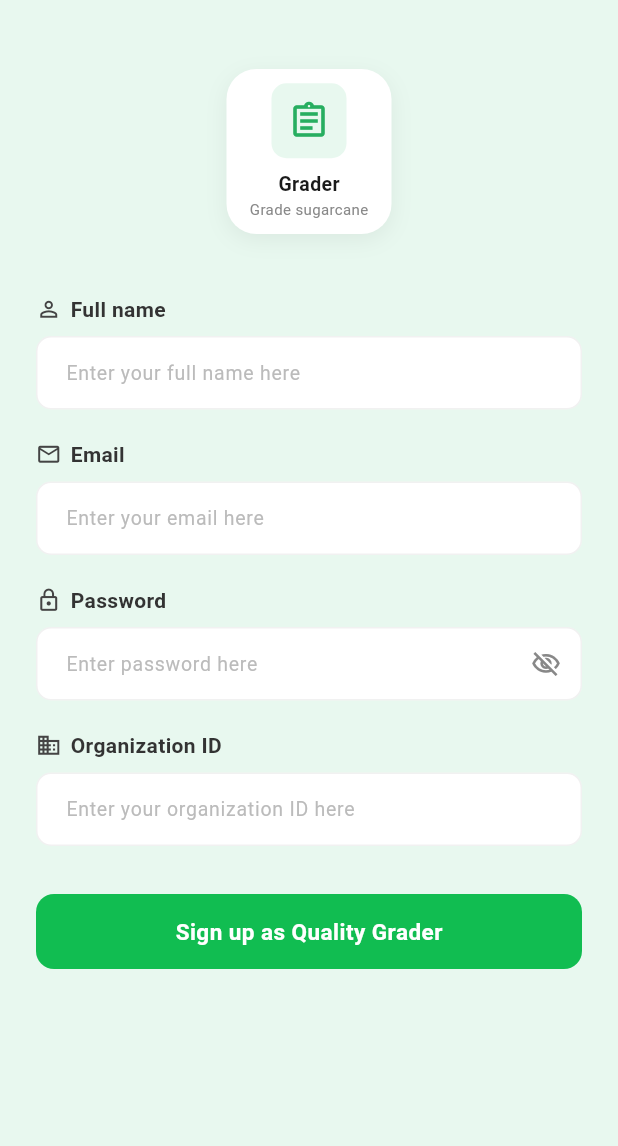
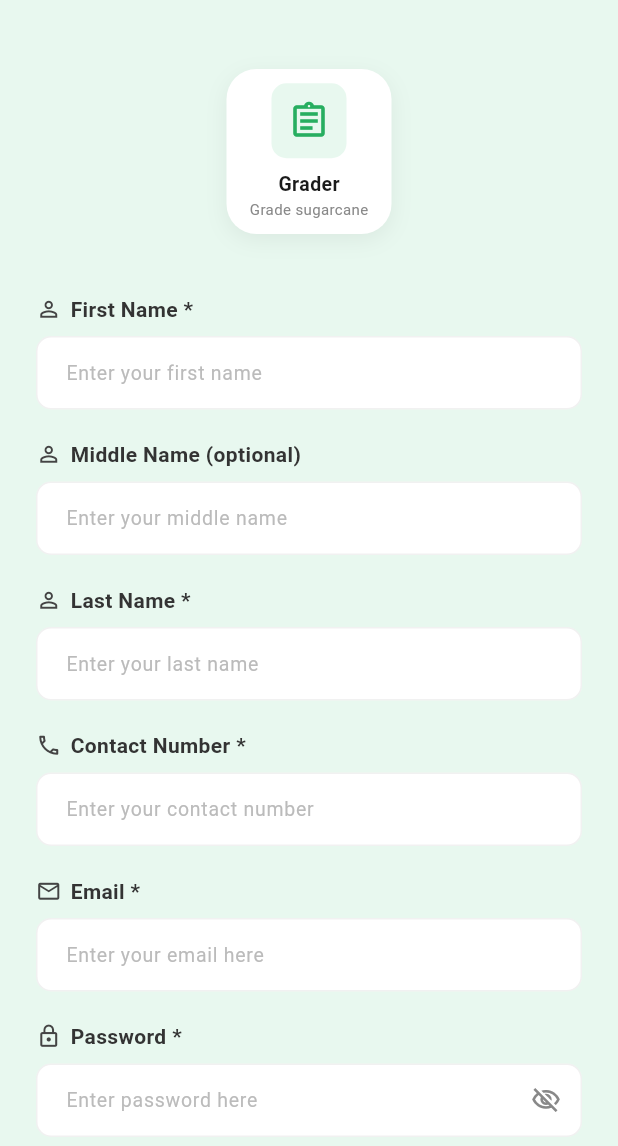
Before and after one commit to Angeloooww/CaneVision, a Flutter app: the SignupPage screen opened directly, on a phone screen of 412 x 824 dp, the part 90-1236 px from its top. Run offline on Flutter 3.47's test engine with Material 3 defaults, Android fonts, the phone set to English and light mode, and no system bars; our stand-ins replace cloud_firestore, firebase_auth, firebase_core, firebase_storage, image_picker; accounts and stored records are empty.

Commit message:
normalized data?

```diff
--- a/lib/login/signup_page.dart
+++ b/lib/login/signup_page.dart
@@ -10,12 +10,16 @@ class SignupPage extends StatefulWidget {
 }
 
 class _SignupPageState extends State<SignupPage> {
-  final TextEditingController _fullNameController = TextEditingController();
+  final TextEditingController _firstNameController = TextEditingController();
+  final TextEditingController _middleNameController = TextEditingController();
+  final TextEditingController _lastNameController = TextEditingController();
   final TextEditingController _emailController = TextEditingController();
   final TextEditingController _passwordController = TextEditingController();
-  final TextEditingController _orgIdController = TextEditingController();
+  final TextEditingController _confirmPasswordController = TextEditingController();
+  final TextEditingController _contactNumberController = TextEditingController();
 
   bool _obscurePassword = true;
+  bool _obscureConfirmPassword = true;
   bool _isLoading = false;
 
   final FirebaseAuth _auth = FirebaseAuth.instance;
@@ -23,20 +27,39 @@ class _SignupPageState extends State<SignupPage> {
 
   @override
   void dispose() {
-    _fullNameController.dispose();
+    _firstNameController.dispose();
+    _middleNameController.dispose();
+    _lastNameController.dispose();
     _emailController.dispose();
     _passwordController.dispose();
-    _orgIdController.dispose();
+    _confirmPasswordController.dispose();
+    _contactNumberController.dispose();
     super.dispose();
   }
 
   // ── SIGN UP LOGIC ─────────────────────────────────────────────
   Future<void> _handleSignUp() async {
-    if (_fullNameController.text.trim().isEmpty ||
-        _emailController.text.trim().isEmpty ||
-        _passwordController.text.trim().isEmpty ||
-        _orgIdController.text.trim().isEmpty) {
-      _showError('Please fill in all fields.');
+    final firstName = _firstNameController.text.trim();
+    final middleName = _middleNameController.text.trim();
+    final lastName = _lastNameController.text.trim();
+    final email = _emailController.text.trim();
+    final password = _passwordController.text.trim();
+    final confirmPassword = _confirmPasswordController.text.trim();
+
+    if (firstName.isEmpty || lastName.isEmpty ||
+        email.isEmpty || password.isEmpty || confirmPassword.isEmpty ||
+        _contactNumberController.text.trim().isEmpty) {
+      _showError('Please fill in all required fields.');
+      return;
+    }
+
+    if (password != confirmPassword) {
+      _showError('Passwords do not match.');
+      return;
+    }
+
+    if (password.length < 6) {
+      _showError('Password must be at least 6 characters.');
       return;
     }
 
@@ -46,25 +69,31 @@ class _SignupPageState extends State<SignupPage> {
       // Step 1: Create user in Firebase Auth
       final UserCredential userCredential =
           await _auth.createUserWithEmailAndPassword(
-        email: _emailController.text.trim(),
-        password: _passwordController.text.trim(),
+        email: email,
+        password: password,
       );
 
       final String uid = userCredential.user!.uid;
 
-      // Step 2: Save extra user details to Firestore
+      // Build full name: "First Middle Last" (middle is optional)
+      final String fullName = middleName.isNotEmpty
+          ? '$firstName $middleName $lastName'
+          : '$firstName $lastName';
+
+      // Step 2: Save user details to Firestore
       await _firestore.collection('users').doc(uid).set({
-        'fullName': _fullNameController.text.trim(),
-        'email': _emailController.text.trim(),
-        'organizationId': _orgIdController.text.trim(),
-        'role': 'Quality Grader',
+        'firstName': firstName,
+        'middleName': middleName,
+        'lastName': lastName,
+        'fullName': fullName,
+        'email': email,
+        'contactNumber': _contactNumberController.text.trim(),
+        'role': 'Grader',
         'createdAt': FieldValue.serverTimestamp(),
       });
 
       // Step 3: Update Firebase Auth display name
-      await userCredential.user!.updateDisplayName(
-        _fullNameController.text.trim(),
-      );
+      await userCredential.user!.updateDisplayName(fullName);
 
       // Step 4: Sign out — force the user to log in manually
       await _auth.signOut();
@@ -214,19 +243,52 @@ class _SignupPageState extends State<SignupPage> {
 
                     const SizedBox(height: 40),
 
-                    // Full Name
-                    _buildFieldLabel('Full name', Icons.person_outline),
+                    // First Name
+                    _buildFieldLabel('First Name *', Icons.person_outline),
                     const SizedBox(height: 8),
                     _buildTextField(
-                      controller: _fullNameController,
-                      hint: 'Enter your full name here',
+                      controller: _firstNameController,
+                      hint: 'Enter your first name',
                       keyboardType: TextInputType.name,
                     ),
 
                     const SizedBox(height: 20),
 
+                    // Middle Name
+                    _buildFieldLabel('Middle Name (optional)', Icons.person_outline),
+                    const SizedBox(height: 8),
+                    _buildTextField(
+                      controller: _middleNameController,
+                      hint: 'Enter your middle name',
+                      keyboardType: TextInputType.name,
+                    ),
+
+                    const SizedBox(height: 20),
+
+                    // Last Name
+                    _buildFieldLabel('Last Name *', Icons.person_outline),
+                    const SizedBox(height: 8),
+                    _buildTextField(
+                      controller: _lastNameController,
+                      hint: 'Enter your last name',
+                      keyboardType: TextInputType.name,
+                    ),
+
+                    const SizedBox(height: 20),
+
+                    // Contact Number
+                    _buildFieldLabel('Contact Number *', Icons.phone_outlined),
+                    const SizedBox(height: 8),
+                    _buildTextField(
+                      controller: _contactNumberController,
+                      hint: 'Enter your contact number',
+                      keyboardType: TextInputType.phone,
+                    ),
+
+                    const SizedBox(height: 20),
+
                     // Email
-                    _buildFieldLabel('Email', Icons.email_outlined),
+                    _buildFieldLabel('Email *', Icons.email_outlined),
                     const SizedBox(height: 8),
                     _buildTextField(
                       controller: _emailController,
@@ -237,7 +299,7 @@ class _SignupPageState extends State<SignupPage> {
                     const SizedBox(height: 20),
 
                     // Password
-                    _buildFieldLabel('Password', Icons.lock_outline),
+                    _buildFieldLabel('Password *', Icons.lock_outline),
                     const SizedBox(height: 8),
                     _buildTextField(
                       controller: _passwordController,
@@ -258,12 +320,24 @@ class _SignupPageState extends State<SignupPage> {
 
                     const SizedBox(height: 20),
 
-                    // Organization ID
-                    _buildFieldLabel('Organization ID', Icons.business_outlined),
+                    // Confirm Password
+                    _buildFieldLabel('Confirm Password *', Icons.lock_outline),
                     const SizedBox(height: 8),
                     _buildTextField(
-                      controller: _orgIdController,
-                      hint: 'Enter your organization ID here',
+                      controller: _confirmPasswordController,
+                      hint: 'Re-enter your password',
+                      obscureText: _obscureConfirmPassword,
+                      suffixIcon: IconButton(
+                        icon: Icon(
+                          _obscureConfirmPassword
+                              ? Icons.visibility_off_outlined
+                              : Icons.visibility_outlined,
+                          color: const Color(0xFF888888),
+                          size: 20,
+                        ),
+                        onPressed: () => setState(
+                            () => _obscureConfirmPassword = !_obscureConfirmPassword),
+                      ),
                     ),
 
                     const SizedBox(height: 32),
```
